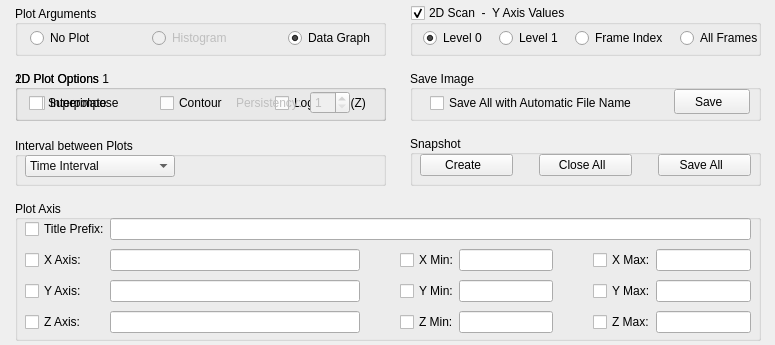
slsdetectorgroup/slsDetectorPackage, file slsDetectorGui/forms/form_tab_plot.ui: the form before one commit.
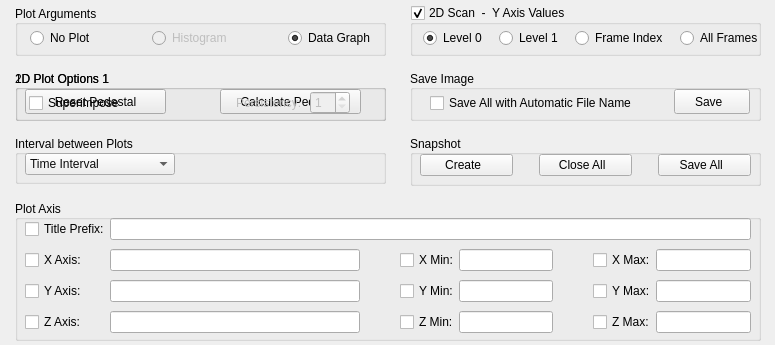
The form after the commit. The open tabs and pages were chosen to show the change. Icons and pictures are not drawn.

Commit message: 2d pedestal implemented

Patch:
```diff
--- a/slsDetectorGui/forms/form_tab_plot.ui
+++ b/slsDetectorGui/forms/form_tab_plot.ui
@@ -81,7 +81,7 @@
     </rect>
    </property>
    <property name="title">
-    <string>2D Plot Options</string>
+    <string>2D Plot Options 1</string>
    </property>
    <property name="alignment">
     <set>Qt::AlignLeading|Qt::AlignLeft|Qt::AlignVCenter</set>
@@ -89,12 +89,60 @@
    <property name="flat">
     <bool>false</bool>
    </property>
+   <widget class="QStackedWidget" name="stackedWidget_2">
+    <property name="geometry">
+     <rect>
+      <x>5</x>
+      <y>15</y>
+      <width>361</width>
+      <height>31</height>
+     </rect>
+    </property>
+    <property name="currentIndex">
+     <number>0</number>
+    </property>
+    <widget class="QWidget" name="page_6">
+     <widget class="QPushButton" name="btn2DRight">
+      <property name="geometry">
+       <rect>
+        <x>345</x>
+        <y>0</y>
+        <width>16</width>
+        <height>16</height>
+       </rect>
+      </property>
+      <property name="sizePolicy">
+       <sizepolicy hsizetype="Fixed" vsizetype="Fixed">
+        <horstretch>0</horstretch>
+        <verstretch>0</verstretch>
+       </sizepolicy>
+      </property>
+      <property name="focusPolicy">
+       <enum>Qt::NoFocus</enum>
+      </property>
+      <property name="text">
+       <string/>
+      </property>
+      <property name="icon">
+       <iconset resource="../include/icons.qrc">
+        <normaloff>:/icons/images/rightArrow.png</normaloff>:/icons/images/rightArrow.png</iconset>
+      </property>
+      <property name="iconSize">
+       <size>
+        <width>16</width>
+        <height>16</height>
+       </size>
+      </property>
+      <property name="flat">
+       <bool>true</bool>
+      </property>
+     </widget>
    <widget class="QWidget" name="gridLayoutWidget_5">
     <property name="geometry">
      <rect>
-      <x>8</x>
-      <y>20</y>
-      <width>358</width>
+        <x>5</x>
+        <y>5</y>
+        <width>341</width>
       <height>26</height>
      </rect>
     </property>
@@ -148,7 +196,7 @@
        </property>
        <property name="sizeHint" stdset="0">
         <size>
-         <width>33</width>
+           <width>29</width>
          <height>20</height>
         </size>
        </property>
@@ -164,13 +212,202 @@
        </property>
        <property name="sizeHint" stdset="0">
         <size>
-         <width>33</width>
+           <width>29</width>
          <height>20</height>
         </size>
        </property>
       </spacer>
      </item>
     </layout>
+     </widget>
+    </widget>
+    <widget class="QWidget" name="page_7">
+     <widget class="QPushButton" name="btn2DRight2">
+      <property name="geometry">
+       <rect>
+        <x>345</x>
+        <y>0</y>
+        <width>16</width>
+        <height>16</height>
+       </rect>
+      </property>
+      <property name="sizePolicy">
+       <sizepolicy hsizetype="Fixed" vsizetype="Fixed">
+        <horstretch>0</horstretch>
+        <verstretch>0</verstretch>
+       </sizepolicy>
+      </property>
+      <property name="focusPolicy">
+       <enum>Qt::NoFocus</enum>
+      </property>
+      <property name="text">
+       <string/>
+      </property>
+      <property name="icon">
+       <iconset resource="../include/icons.qrc">
+        <normaloff>:/icons/images/rightArrow.png</normaloff>:/icons/images/rightArrow.png</iconset>
+      </property>
+      <property name="iconSize">
+       <size>
+        <width>16</width>
+        <height>16</height>
+       </size>
+      </property>
+      <property name="flat">
+       <bool>true</bool>
+      </property>
+     </widget>
+     <widget class="QPushButton" name="btnResetPedestal_2">
+      <property name="geometry">
+       <rect>
+        <x>5</x>
+        <y>4</y>
+        <width>141</width>
+        <height>25</height>
+       </rect>
+      </property>
+      <property name="sizePolicy">
+       <sizepolicy hsizetype="Fixed" vsizetype="Fixed">
+        <horstretch>0</horstretch>
+        <verstretch>0</verstretch>
+       </sizepolicy>
+      </property>
+      <property name="maximumSize">
+       <size>
+        <width>16777215</width>
+        <height>16777215</height>
+       </size>
+      </property>
+      <property name="palette">
+       <palette>
+        <active>
+         <colorrole role="Shadow">
+          <brush brushstyle="SolidPattern">
+           <color alpha="255">
+            <red>20</red>
+            <green>20</green>
+            <blue>20</blue>
+           </color>
+          </brush>
+         </colorrole>
+        </active>
+        <inactive>
+         <colorrole role="Shadow">
+          <brush brushstyle="SolidPattern">
+           <color alpha="255">
+            <red>20</red>
+            <green>20</green>
+            <blue>20</blue>
+           </color>
+          </brush>
+         </colorrole>
+        </inactive>
+        <disabled>
+         <colorrole role="Shadow">
+          <brush brushstyle="SolidPattern">
+           <color alpha="255">
+            <red>20</red>
+            <green>20</green>
+            <blue>20</blue>
+           </color>
+          </brush>
+         </colorrole>
+        </disabled>
+       </palette>
+      </property>
+      <property name="focusPolicy">
+       <enum>Qt::NoFocus</enum>
+      </property>
+      <property name="text">
+       <string>Reset Pedestal</string>
+      </property>
+      <property name="icon">
+       <iconset resource="../include/icons.qrc">
+        <normaloff>:/icons/images/erase.png</normaloff>:/icons/images/erase.png</iconset>
+      </property>
+      <property name="iconSize">
+       <size>
+        <width>16</width>
+        <height>16</height>
+       </size>
+      </property>
+     </widget>
+     <widget class="QPushButton" name="btnCalPedestal_2">
+      <property name="geometry">
+       <rect>
+        <x>200</x>
+        <y>4</y>
+        <width>141</width>
+        <height>25</height>
+       </rect>
+      </property>
+      <property name="sizePolicy">
+       <sizepolicy hsizetype="Fixed" vsizetype="Fixed">
+        <horstretch>0</horstretch>
+        <verstretch>0</verstretch>
+       </sizepolicy>
+      </property>
+      <property name="maximumSize">
+       <size>
+        <width>16777215</width>
+        <height>16777215</height>
+       </size>
+      </property>
+      <property name="palette">
+       <palette>
+        <active>
+         <colorrole role="Shadow">
+          <brush brushstyle="SolidPattern">
+           <color alpha="255">
+            <red>20</red>
+            <green>20</green>
+            <blue>20</blue>
+           </color>
+          </brush>
+         </colorrole>
+        </active>
+        <inactive>
+         <colorrole role="Shadow">
+          <brush brushstyle="SolidPattern">
+           <color alpha="255">
+            <red>20</red>
+            <green>20</green>
+            <blue>20</blue>
+           </color>
+          </brush>
+         </colorrole>
+        </inactive>
+        <disabled>
+         <colorrole role="Shadow">
+          <brush brushstyle="SolidPattern">
+           <color alpha="255">
+            <red>20</red>
+            <green>20</green>
+            <blue>20</blue>
+           </color>
+          </brush>
+         </colorrole>
+        </disabled>
+       </palette>
+      </property>
+      <property name="focusPolicy">
+       <enum>Qt::NoFocus</enum>
+      </property>
+      <property name="text">
+       <string>Calculate Pedestal</string>
+      </property>
+      <property name="icon">
+       <iconset resource="../include/icons.qrc">
+        <normaloff>:/icons/images/calculate.png</normaloff>:/icons/images/calculate.png</iconset>
+      </property>
+      <property name="iconSize">
+       <size>
+        <width>16</width>
+        <height>16</height>
+       </size>
+      </property>
+     </widget>
+    </widget>
    </widget>
   </widget>
   <widget class="QGroupBox" name="box1D">
@@ -1386,7 +1623,7 @@
    <property name="geometry">
     <rect>
      <x>15</x>
-     <y>137</y>
+     <y>135</y>
      <width>371</width>
      <height>49</height>
     </rect>
```
Left out of the diff: 7 changed lines with no effect on the pictures. Lines whose indentation alone changed are shown as unchanged. The commit also changes 3 other files.
